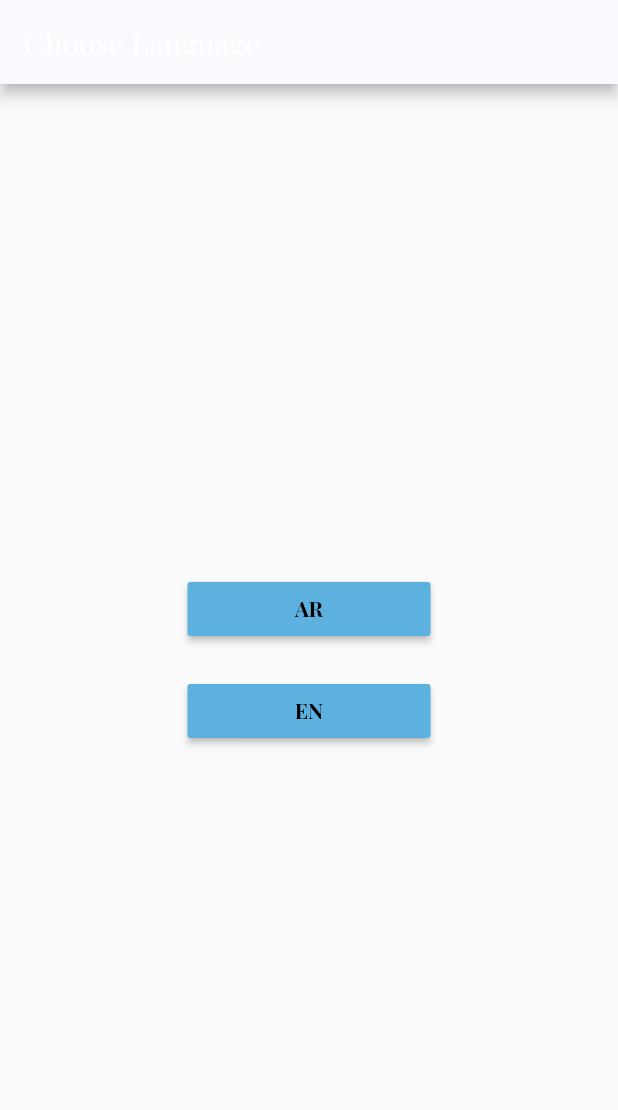
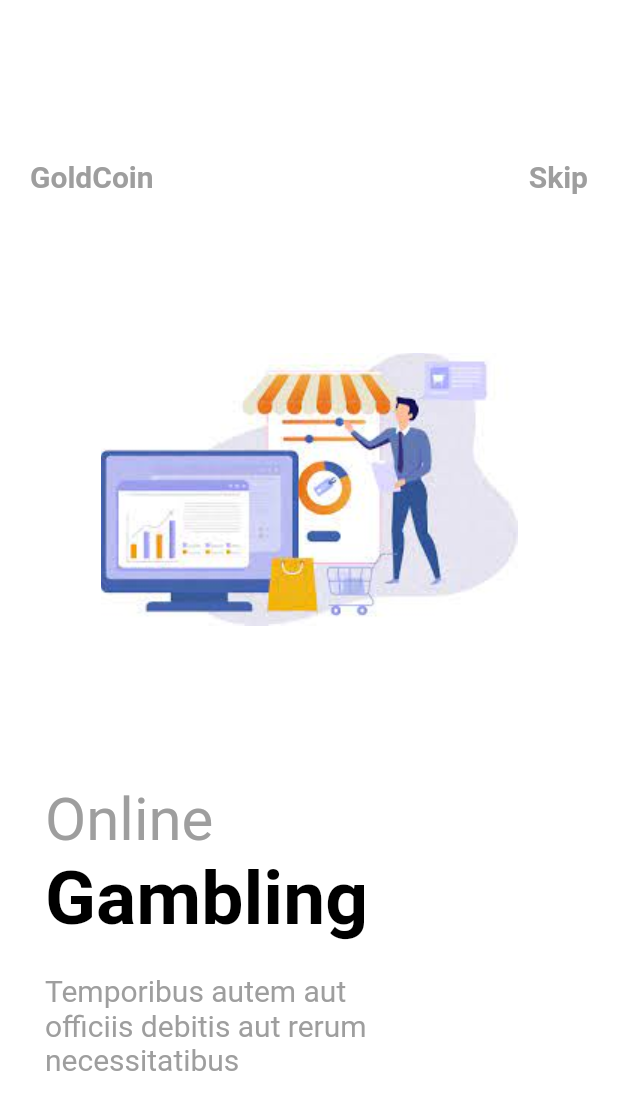
Before and after one commit to mo7amed4522/luxor, a Flutter app: the screen it shows after launch, on a phone screen of 412 x 824 dp. Shown: the top 1110 px of the screen. Run offline on Flutter 3.47's test engine with Material 2 defaults, Android fonts, the phone set to English and light mode, and no system bars; drawn by our look-alikes of liquid_swipe; our stand-ins replace cached_network_image, dartz, flutter_otp_text_field, flutter_svg, get, lottie and 1 more; Roboto replaces fonts that are missing (Product Sans).

Commit message:
version new

```diff
--- /dev/null
+++ b/lib/controller/Animation/animation_controller.dart
@@ -0,0 +1,52 @@
+import 'package:ecommer_project/view/widget/liqed_swap/liqued_swap_firstpage.dart';
+import 'package:ecommer_project/view/widget/liqed_swap/liqued_swap_secpage.dart';
+import 'package:ecommer_project/view/widget/liqed_swap/liqued_swap_thiredpage.dart';
+import 'package:flutter/material.dart';
+import 'package:get/get.dart';
+
+abstract class AnimationController extends GetxController{}
+class AnimationControllerImp extends AnimationController{
+static const TextStyle goldcoinGreyStyle = TextStyle(
+      color: Colors.grey,
+      fontSize: 20.0,
+      fontWeight: FontWeight.bold,
+      fontFamily: "Product Sans");
+
+  static const TextStyle goldCoinWhiteStyle = TextStyle(
+      color: Colors.white,
+      fontSize: 20.0,
+      fontWeight: FontWeight.bold,
+      fontFamily: "Product Sans");
+
+  static const TextStyle greyStyle =
+      TextStyle(fontSize: 40.0, color: Colors.grey, fontFamily: "Product Sans");
+        static const TextStyle whiteStyle =
+      TextStyle(fontSize: 40.0, color: Colors.white, fontFamily: "Product Sans");
+
+  static const TextStyle boldStyle = TextStyle(
+    fontSize: 50.0,
+    color: Colors.black,
+    fontFamily: "Product Sans",
+    fontWeight: FontWeight.bold,
+  );
+
+  static const TextStyle descriptionGreyStyle = TextStyle(
+    color: Colors.grey,
+    fontSize: 20.0,
+    fontFamily: "Product Sans",
+  );
+
+  static const TextStyle descriptionWhiteStyle = TextStyle(
+    color: Colors.white,
+    fontSize: 20.0,
+    fontFamily: "Product Sans",
+  );
+
+
+
+   final pages = [
+    const FirstPageLiquedSwapWidget(),
+    const LiquedSwapSeconedPageWidget(),
+    const LiquedSwapThiredPageWidget(),
+    ];
+}
--- a/lib/core/constants/routes/approutes.dart
+++ b/lib/core/constants/routes/approutes.dart
@@ -18,4 +18,5 @@ class AppRoute{
   static const String homeScreen = "/homeScreenPage";
    // ================= Items =============//
   static const String itemsPage = "/itemsPage";
+  static const String productPage = "/productPage";
 }
--- a/lib/core/constants/routes/routes.dart
+++ b/lib/core/constants/routes/routes.dart
@@ -11,6 +11,7 @@ import 'package:ecommer_project/view/screens/Auth/successsignup.dart';
 import 'package:ecommer_project/view/screens/Home/home.dart';
 import 'package:ecommer_project/view/screens/Home/homescreen.dart';
 import 'package:ecommer_project/view/screens/Items/itemspage.dart';
+import 'package:ecommer_project/view/screens/product/productdetail.dart';
 import 'package:ecommer_project/view/screens/splachScreen/language.dart';
 import 'package:ecommer_project/view/screens/splachScreen/onboarding.dart';
 import 'package:get/get.dart';
@@ -34,4 +35,5 @@ List<GetPage<dynamic>>? routes =[
   GetPage(name: AppRoute.homePage, page: ()=>const HomePage()),
   GetPage(name: AppRoute.homeScreen, page: ()=>const HomeScreenPage()),
   GetPage(name: AppRoute.itemsPage, page: ()=>const ItemsPage()),
+  GetPage(name: AppRoute.productPage, page: ()=>const ProductDetailsPage()),
 ];
--- a/lib/main.dart
+++ b/lib/main.dart
@@ -1,8 +1,9 @@
 // ignore_for_file: no_leading_underscores_for_local_identifiers
 import 'package:ecommer_project/controller/Binding/initialbindings.dart';
-import 'package:ecommer_project/core/constants/routes/routes.dart';
+//import 'package:ecommer_project/core/constants/routes/routes.dart';
 import 'package:ecommer_project/core/localization/changelocal.dart';
 import 'package:ecommer_project/core/localization/translation.dart';
+import 'package:ecommer_project/view/screens/Animation/linqued_swap.dart';
 import 'package:flutter/material.dart';
 import 'package:get/get.dart';
 import 'core/servers/serves.dart';
@@ -22,11 +23,11 @@ class MyApp extends StatelessWidget {
       debugShowCheckedModeBanner: false,
       translations: MyTranslation(),
       locale: _controller.language,
-      title: 'Flutter Demo',
+      title: 'Flutter',
       theme:_controller.appThem,
       initialBinding: InitialBindings(),
-      getPages: routes,
-      //home:const MyTrasnformPage(),
+      //getPages: routes,
+      home:const LiquedSwapPage(),
     );
   }
 }
--- /dev/null
+++ b/lib/view/screens/Animation/linqued_swap.dart
@@ -0,0 +1,24 @@
+import 'package:ecommer_project/controller/Animation/animation_controller.dart';
+import 'package:flutter/material.dart';
+import 'package:get/get.dart';
+//import 'package:liquid_swipe/Constants/Helpers.dart';
+import 'package:liquid_swipe/liquid_swipe.dart';
+
+class LiquedSwapPage extends StatelessWidget {
+  const LiquedSwapPage({super.key});
+
+  @override
+  Widget build(BuildContext context) {
+    AnimationControllerImp controller = Get.put(AnimationControllerImp());
+    return Scaffold(
+      body: LiquidSwipe(
+          pages: controller.pages,
+          enableLoop: true,
+          fullTransitionValue: 300,
+         // enableSlideIcon: true,
+          waveType: WaveType.liquidReveal,
+          positionSlideIcon: 0.5,
+        ),
+    );
+  }
+}
--- /dev/null
+++ b/lib/view/widget/liqed_swap/liqued_swap_firstpage.dart
@@ -0,0 +1,62 @@
+import 'package:ecommer_project/controller/Animation/animation_controller.dart';
+import 'package:ecommer_project/core/constants/imageassets.dart';
+import 'package:flutter/material.dart';
+import 'package:get/get.dart';
+class FirstPageLiquedSwapWidget extends GetView<AnimationControllerImp> {
+  const FirstPageLiquedSwapWidget({Key? key}) : super(key: key);
+
+  @override
+  Widget build(BuildContext context) {
+    return Container(
+      color: Colors.white,
+      child: Column(
+        mainAxisAlignment: MainAxisAlignment.spaceEvenly,
+        crossAxisAlignment: CrossAxisAlignment.start,
+        children: [
+          Padding(
+            padding: const EdgeInsets.symmetric(horizontal: 20.0),
+            child: Row(
+              mainAxisAlignment: MainAxisAlignment.spaceBetween,
+              children:const[
+                Text(
+                  "GoldCoin",
+                  style: AnimationControllerImp.goldcoinGreyStyle,
+                ),
+                Text(
+                  "Skip",
+                  style: AnimationControllerImp.goldcoinGreyStyle,
+                ),
+              ],
+            ),
+          ),
+          Center(child:Image.asset(AppImageAsset.onBoardingImageOne)),
+          Padding(
+            padding: const EdgeInsets.symmetric(horizontal: 30.0),
+            child: Column(
+              crossAxisAlignment: CrossAxisAlignment.start,
+              children:const[
+                Text(
+                  "Online",
+                  style: AnimationControllerImp.greyStyle,
+                ),
+                Text(
+                  "Gambling",
+                  style: AnimationControllerImp.boldStyle,
+                ),
+                SizedBox(
+                  height: 20.0,
+                ),
+                Text(
+                  "Temporibus autem aut\n"
+                  "officiis debitis aut rerum\n"
+                  "necessitatibus",
+                  style: AnimationControllerImp.descriptionGreyStyle,
+                ),
+              ],
+            ),
+          )
+        ],
+      ),
+    );
+  }
+}
--- a/pubspec.yaml
+++ b/pubspec.yaml
@@ -58,6 +58,7 @@ dependencies:
   flutter_otp_text_field: ^1.1.1
   lottie: ^1.4.3
   flutter_svg: ^1.1.5
+  liquid_swipe: ^3.0.0
 
 dev_dependencies:
   flutter_test:
```
Also changed, not shown: lib/controller/Animation/animation_menu_controller.dart (added, +7 -0 lines), lib/controller/Home/itemscontroller.dart (+9 -0 lines), lib/controller/product/productdetails_controller.dart (added, +18 -0 lines), lib/data/models/animation_mdels.dart (added, +84 -0 lines), lib/view/screens/product/productdetail.dart (added, +147 -0 lines), lib/view/widget/Home/custom_gridviewitems_widget.dart (+11 -4 lines), lib/view/widget/Menu_Widget/new_row_widget.dart (added, +31 -0 lines), lib/view/widget/Menu_Widget/slide_minuebar_widget.dart (added, +12 -0 lines), lib/view/widget/Menu_Widget/top_menu_widget.dart (added, +44 -0 lines), lib/view/widget/liqed_swap/liqued_swap_secpage.dart (added, +63 -0 lines), lib/view/widget/liqed_swap/liqued_swap_thiredpage.dart (added, +63 -0 lines), pubspec.lock.
